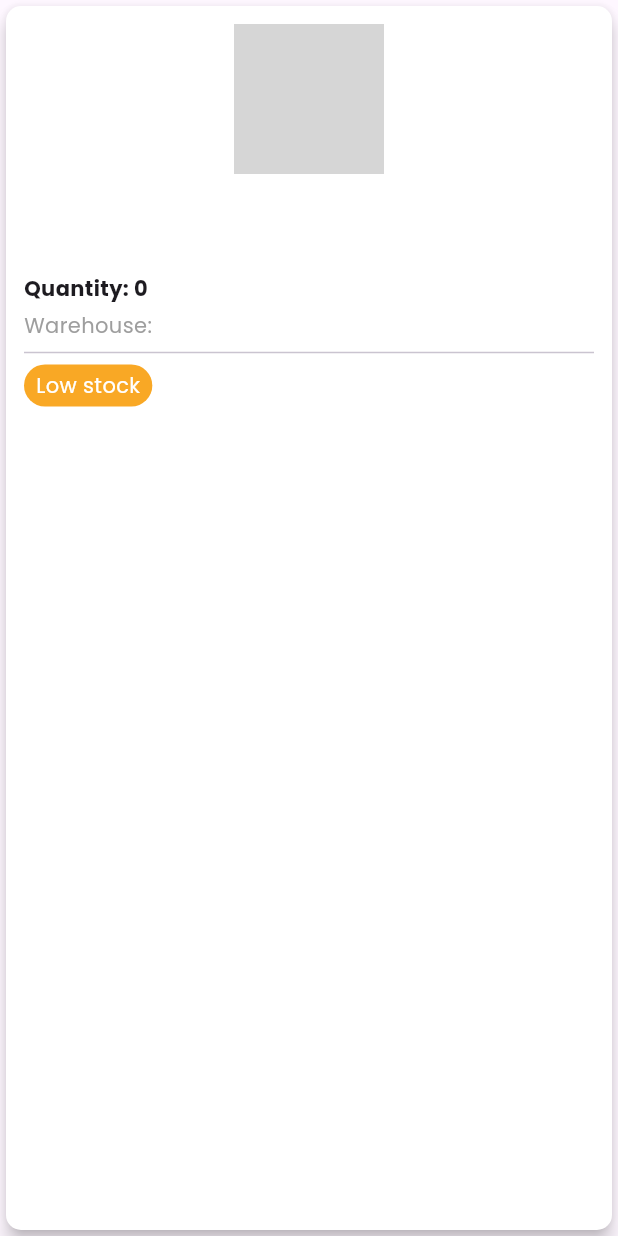
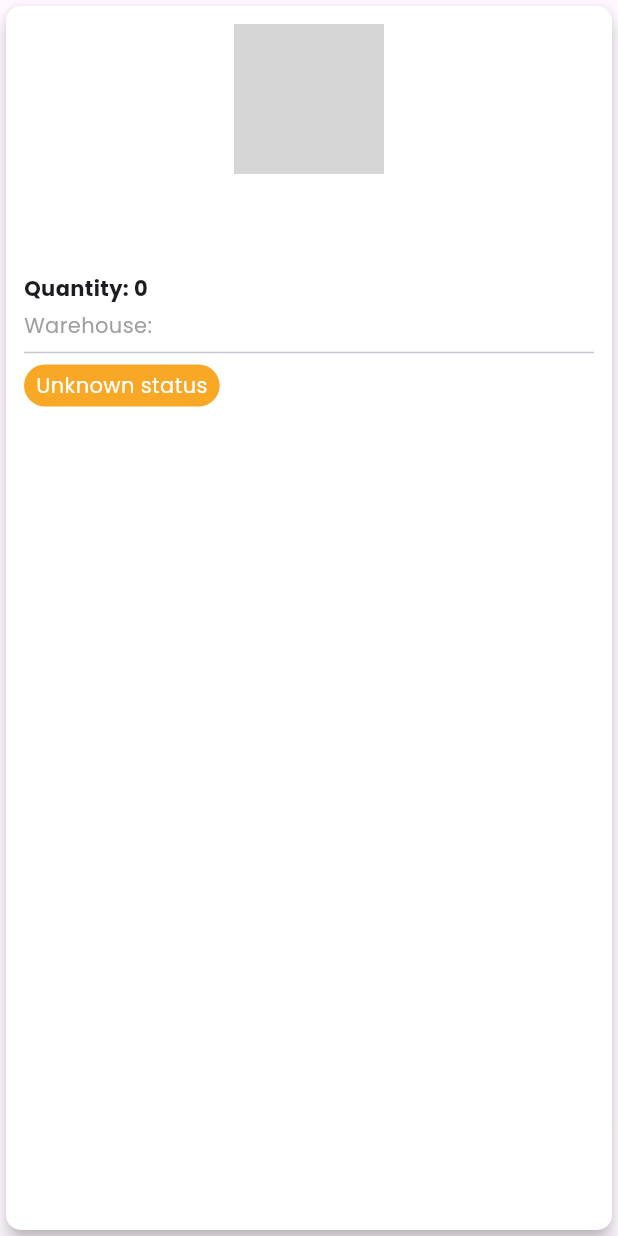
Before and after one commit to febyanahutauruk/SIMA, a Flutter app: the TransactionCard widget shown alone on an empty page, opened directly with empty values, on a phone screen of 412 x 824 dp. Run offline on Flutter 3.47's test engine with Material 3 defaults, Android fonts, the phone set to English and light mode, and no system bars; our stand-ins replace carousel_slider, flutter_map, google_fonts, image_picker, latlong2; network calls fail; grey boxes are pictures that could not be loaded.

```diff
--- a/sima_mobile/lib/models/transaction/add_transaction_list_model.dart
+++ b/sima_mobile/lib/models/transaction/add_transaction_list_model.dart
@@ -6,6 +6,7 @@ class AddTransactionItemModel {
   String aktor;
   int qty;
   int minQty;
+  String? ownership;
 
 
   AddTransactionItemModel({
@@ -14,6 +15,7 @@ class AddTransactionItemModel {
   required this.aktor,
   required this.qty,
   required this.minQty,
+  required this.ownership,
   });
 
   factory AddTransactionItemModel.fromJson(Map<String, dynamic> json) => AddTransactionItemModel(
@@ -22,6 +24,7 @@ class AddTransactionItemModel {
     aktor: json["aktor"],
     qty: json["qty"],
     minQty: json["minQty"],
+    ownership: json["ownership"],
   );
 
   Map<String, dynamic> toJson() => {
@@ -30,5 +33,6 @@ class AddTransactionItemModel {
     "aktor": aktor,
     "qty": qty,
     "minQty": minQty,
+    "ownership": ownership,
   };
 }
--- a/sima_mobile/lib/models/transaction/transaction_pagination_model.dart
+++ b/sima_mobile/lib/models/transaction/transaction_pagination_model.dart
@@ -23,13 +23,15 @@ class TransactionPaginationModel {
   dynamic updateBy;
   String fileUrl;
   int qtyInOut;
-  String status;
   int warehouseItemId;
   String aktor;
   int code;
   bool isSuccess;
   dynamic errorMsg;
   bool? isStream;
+  String status;
+  String? ownership;
+
 
   TransactionPaginationModel({
     required this.itemName,
@@ -63,6 +65,7 @@ class TransactionPaginationModel {
     required this.isSuccess,
     this.errorMsg,
     this.isStream,
+    this.ownership,
   });
 
   factory TransactionPaginationModel.fromJson(Map<String, dynamic> json) {
@@ -92,6 +95,7 @@ class TransactionPaginationModel {
     fileUrl: json["fileUrl"] ?? '',
     qtyInOut: json["qtyInOut"] ?? 0,
     status: json["status"] ?? '',
+    ownership: json["ownership"] ?? '',
     warehouseItemId: json["warehouseItemId"] ?? 0,
     aktor: json["aktor"] ?? '',
     code: json["code"] ?? 0,
@@ -127,6 +131,7 @@ class TransactionPaginationModel {
     "fileUrl": fileUrl,
     "qtyInOut": qtyInOut,
     "status": status,
+    "ownership": ownership,
     "warehouseItemId": warehouseItemId,
     "aktor": aktor,
     "code": code,
--- a/sima_mobile/lib/views/widgets/transaction/transaction_card.dart
+++ b/sima_mobile/lib/views/widgets/transaction/transaction_card.dart
@@ -17,9 +17,9 @@ class _TransactionCardState extends State<TransactionCard> {
   @override
   Widget build(BuildContext context) {
     Color statusColor;
-    if (widget.model.qty > widget.model.minQty) {
+    if (widget.model.status == 'Available') {
       statusColor = Colors.green;
-    } else if (widget.model.qty < widget.model.minQty) {
+    } else if (widget.model.status == 'Unavailable') {
       statusColor = Colors.red;
     } else {
       statusColor = Colors.yellow.shade800;
@@ -110,13 +110,11 @@ class _TransactionCardState extends State<TransactionCard> {
                       color: statusColor,
                       borderRadius: BorderRadius.circular(20),
                     ),
-                    child: Text(
-                      widget.model.qty > widget.model.minQty ? 'Available' : 'Low stock',
-                      style: GoogleFonts.poppins(color: Colors.white),
-                    ),
+                    child: _buildStatusText(widget.model.status),
                   ),
                 ],
-              ),
+              )
+
             ],
           ),
         ),
@@ -124,3 +122,27 @@ class _TransactionCardState extends State<TransactionCard> {
     );
   }
 }
+
+Widget _buildStatusText(String status) {
+  if (status == 'Available') {
+    return Text(
+      "Available",
+      style: GoogleFonts.poppins(color: Colors.white),
+    );
+  } else if (status == 'Under Minimum Stock') {
+    return Text(
+      "Low Stock",
+      style: GoogleFonts.poppins(color: Colors.white),
+    );
+  } else if (status == 'Unavailable') {
+    return Text(
+      "Unavailable",
+      style: GoogleFonts.poppins(color: Colors.white),
+    );
+  } else {
+    return Text(
+      "Unknown status",
+      style: GoogleFonts.poppins(color: Colors.white),
+    );
+  }
+}
```
Also changed, not shown: sima_mobile/lib/views/Inventory/Transaction/add_transaction_item_screen.dart (+56 -6 lines), sima_mobile/lib/views/Inventory/transaction/transaction_action.dart (+38 -3 lines).
